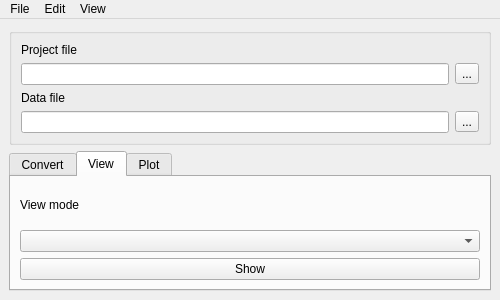
Before: the Qt Designer form gui/mainwindow.ui in OSUDSL/pydre, drawn with Qt 5.
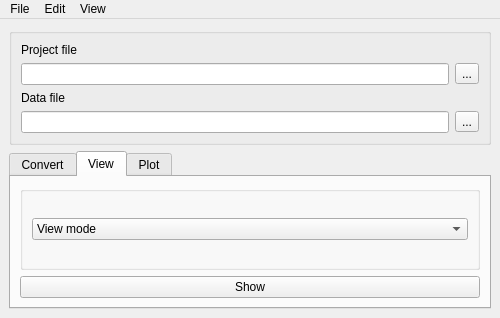
After: the same form once the commit is applied. The open tabs and pages were chosen to show the change.

```diff
--- a/gui/mainwindow.ui
+++ b/gui/mainwindow.ui
@@ -7,7 +7,7 @@
     <x>0</x>
     <y>0</y>
     <width>500</width>
-    <height>300</height>
+    <height>318</height>
    </rect>
   </property>
   <property name="minimumSize">
@@ -129,14 +129,22 @@
        </attribute>
        <layout class="QVBoxLayout" name="verticalLayout_3">
         <item>
-         <widget class="QLabel" name="label_4">
+         <widget class="QGroupBox" name="groupBox_3">
+          <property name="title">
+           <string/>
+          </property>
+          <layout class="QVBoxLayout" name="verticalLayout_7">
+           <item>
+            <widget class="QComboBox" name="comboBox">
+             <item>
           <property name="text">
            <string>View mode</string>
           </property>
-         </widget>
-        </item>
-        <item>
-         <widget class="QComboBox" name="comboBox"/>
+             </item>
+            </widget>
+           </item>
+          </layout>
+         </widget>
         </item>
         <item>
          <widget class="QPushButton" name="pushButton_3">
```
Left out of the diff: 34 changed lines with no effect on the pictures. Lines whose indentation alone changed are shown as unchanged.
